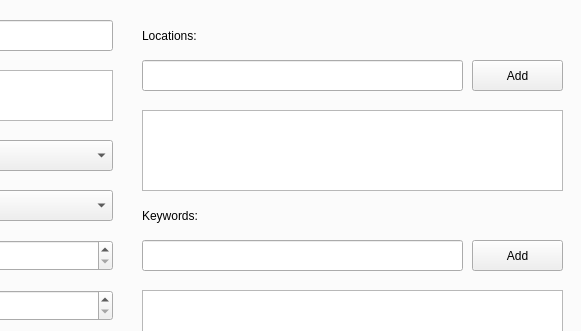
Qt form TrekStarApp/forms/projectwindow.ui (EdwinLangley/SDI-TrekStar-Application) before a commit; both pictures show x 319 to 900 and y 165 to 496 of the 900 by 675 pixel window.
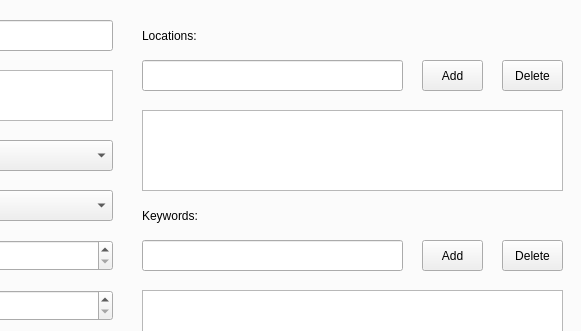
The same form after that commit. The open tabs and pages were chosen to show the change.

Commit message: Fixed window closing error

The edit to the form file:
```diff
--- a/TrekStarApp/forms/projectwindow.ui
+++ b/TrekStarApp/forms/projectwindow.ui
@@ -201,7 +201,7 @@
       <rect>
        <x>460</x>
        <y>60</y>
-       <width>321</width>
+       <width>261</width>
        <height>31</height>
       </rect>
      </property>
@@ -255,9 +255,9 @@
     <widget class="QPushButton" name="cmdLocationAdd">
      <property name="geometry">
       <rect>
-       <x>790</x>
+       <x>740</x>
        <y>60</y>
-       <width>91</width>
+       <width>61</width>
        <height>31</height>
       </rect>
      </property>
@@ -270,7 +270,7 @@
       <rect>
        <x>460</x>
        <y>240</y>
-       <width>321</width>
+       <width>261</width>
        <height>31</height>
       </rect>
      </property>
@@ -278,9 +278,9 @@
     <widget class="QPushButton" name="cmdKeywordsAdd">
      <property name="geometry">
       <rect>
-       <x>790</x>
+       <x>740</x>
        <y>240</y>
-       <width>91</width>
+       <width>61</width>
        <height>31</height>
       </rect>
      </property>
@@ -324,6 +324,32 @@
       <string>Apply Changes</string>
      </property>
     </widget>
+    <widget class="QPushButton" name="cmdLocationDel">
+     <property name="geometry">
+      <rect>
+       <x>820</x>
+       <y>60</y>
+       <width>61</width>
+       <height>31</height>
+      </rect>
+     </property>
+     <property name="text">
+      <string>Delete</string>
+     </property>
+    </widget>
+    <widget class="QPushButton" name="cmdKeywordsDel">
+     <property name="geometry">
+      <rect>
+       <x>820</x>
+       <y>240</y>
+       <width>61</width>
+       <height>31</height>
+      </rect>
+     </property>
+     <property name="text">
+      <string>Delete</string>
+     </property>
+    </widget>
    </widget>
    <widget class="QWidget" name="tbCrew">
     <attribute name="title">
```
Left out of the diff: 2 changed lines with no effect on the pictures. The commit also changes 7 other files.
